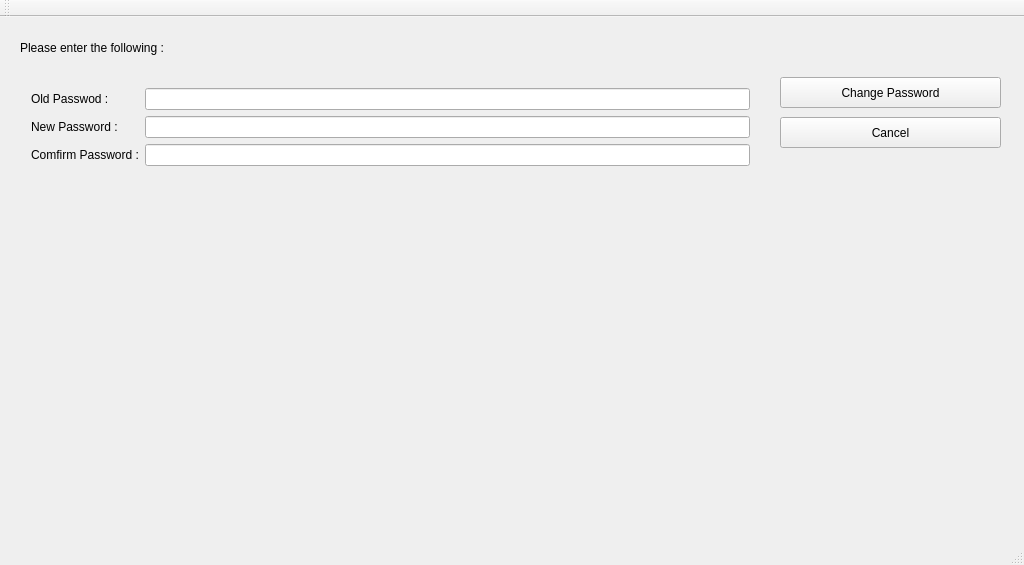
Before: the Qt Designer form GUI_Qt/SmartScale/userPasswordChange.ui in twschung/IoT-Smart-Scale, drawn with Qt 5.
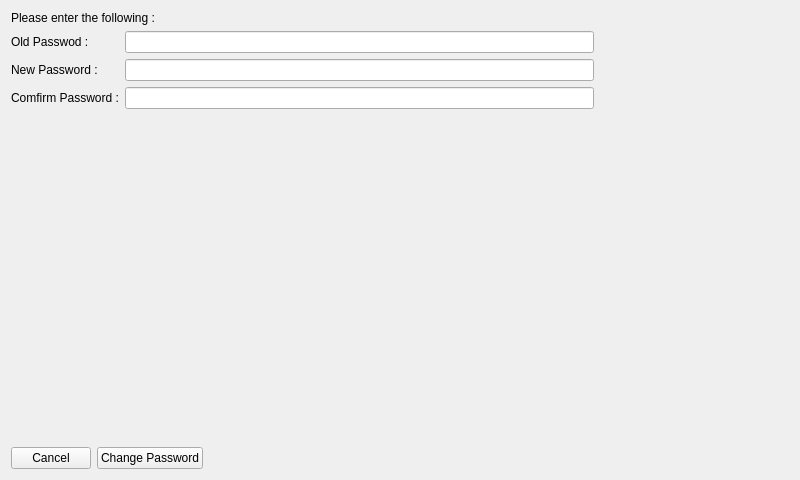
After: the same form once the commit is applied.

```diff
--- a/GUI_Qt/SmartScale/userPasswordChange.ui
+++ b/GUI_Qt/SmartScale/userPasswordChange.ui
@@ -6,83 +6,35 @@
    <rect>
     <x>0</x>
     <y>0</y>
-    <width>1024</width>
-    <height>565</height>
+    <width>800</width>
+    <height>480</height>
    </rect>
   </property>
   <property name="windowTitle">
    <string>smartScaleGUI</string>
   </property>
   <widget class="QWidget" name="centralWidget">
-   <widget class="QPushButton" name="btnChangePassword">
-    <property name="geometry">
-     <rect>
-      <x>780</x>
-      <y>60</y>
-      <width>221</width>
-      <height>31</height>
-     </rect>
-    </property>
-    <property name="text">
-     <string>Change Password</string>
-    </property>
-   </widget>
-   <widget class="QPushButton" name="btnCancel">
-    <property name="geometry">
-     <rect>
-      <x>780</x>
-      <y>100</y>
-      <width>221</width>
-      <height>31</height>
-     </rect>
-    </property>
-    <property name="text">
-     <string>Cancel</string>
-    </property>
-   </widget>
+   <layout class="QGridLayout" name="gridLayout_2">
+    <item row="0" column="0" colspan="2">
+     <layout class="QGridLayout" name="gridLayout">
+      <item row="0" column="0">
    <widget class="QLabel" name="lblTitle">
-    <property name="geometry">
-     <rect>
-      <x>20</x>
-      <y>10</y>
-      <width>201</width>
-      <height>41</height>
-     </rect>
+        <property name="sizePolicy">
+         <sizepolicy hsizetype="Preferred" vsizetype="Fixed">
+          <horstretch>0</horstretch>
+          <verstretch>0</verstretch>
+         </sizepolicy>
     </property>
     <property name="text">
      <string>Please enter the following :</string>
     </property>
    </widget>
-   <widget class="QLabel" name="lblStatus">
-    <property name="geometry">
-     <rect>
-      <x>210</x>
-      <y>10</y>
-      <width>711</width>
-      <height>31</height>
-     </rect>
-    </property>
-    <property name="font">
-     <font>
-      <pointsize>12</pointsize>
-      <weight>75</weight>
-      <bold>true</bold>
-     </font>
-    </property>
-    <property name="text">
-     <string/>
-    </property>
-   </widget>
-   <widget class="QWidget" name="formLayoutWidget">
-    <property name="geometry">
-     <rect>
-      <x>20</x>
-      <y>60</y>
-      <width>741</width>
-      <height>431</height>
-     </rect>
-    </property>
+      </item>
+      <item row="1" column="0">
     <layout class="QFormLayout" name="formLayout">
+        <property name="formAlignment">
+         <set>Qt::AlignLeading|Qt::AlignLeft|Qt::AlignTop</set>
+        </property>
      <item row="0" column="0">
       <widget class="QLabel" name="lblOldPassword">
        <property name="text">
@@ -92,6 +44,12 @@
      </item>
      <item row="0" column="1">
       <widget class="QLineEdit" name="txtOldPassword">
+          <property name="minimumSize">
+           <size>
+            <width>469</width>
+            <height>0</height>
+           </size>
+          </property>
        <property name="echoMode">
         <enum>QLineEdit::Password</enum>
        </property>
@@ -106,6 +64,12 @@
      </item>
      <item row="1" column="1">
       <widget class="QLineEdit" name="txtNewPassword">
+          <property name="minimumSize">
+           <size>
+            <width>469</width>
+            <height>0</height>
+           </size>
+          </property>
        <property name="inputMethodHints">
         <set>Qt::ImhHiddenText|Qt::ImhNoAutoUppercase|Qt::ImhNoPredictiveText|Qt::ImhSensitiveData</set>
        </property>
@@ -126,6 +90,12 @@
      </item>
      <item row="2" column="1">
       <widget class="QLineEdit" name="txtConfirmPassword">
+          <property name="minimumSize">
+           <size>
+            <width>469</width>
+            <height>0</height>
+           </size>
+          </property>
        <property name="inputMethodHints">
         <set>Qt::ImhHiddenText|Qt::ImhNoAutoUppercase|Qt::ImhNoPredictiveText|Qt::ImhSensitiveData</set>
        </property>
@@ -138,27 +108,51 @@
       </widget>
      </item>
     </layout>
-   </widget>
-  </widget>
-  <widget class="QMenuBar" name="menuBar">
-   <property name="geometry">
-    <rect>
-     <x>0</x>
-     <y>0</y>
-     <width>1024</width>
-     <height>21</height>
-    </rect>
-   </property>
-  </widget>
-  <widget class="QToolBar" name="mainToolBar">
-   <attribute name="toolBarArea">
-    <enum>TopToolBarArea</enum>
-   </attribute>
-   <attribute name="toolBarBreak">
-    <bool>false</bool>
-   </attribute>
+      </item>
+     </layout>
+    </item>
+    <item row="0" column="2">
+     <widget class="QLabel" name="lblStatus">
+      <property name="font">
+       <font>
+        <pointsize>12</pointsize>
+        <weight>75</weight>
+        <bold>true</bold>
+       </font>
+      </property>
+      <property name="text">
+       <string/>
+      </property>
+     </widget>
+    </item>
+    <item row="1" column="0">
+     <widget class="QPushButton" name="btnCancel">
+      <property name="sizePolicy">
+       <sizepolicy hsizetype="Fixed" vsizetype="Fixed">
+        <horstretch>0</horstretch>
+        <verstretch>0</verstretch>
+       </sizepolicy>
+      </property>
+      <property name="text">
+       <string>Cancel</string>
+      </property>
+     </widget>
+    </item>
+    <item row="1" column="1" colspan="2">
+     <widget class="QPushButton" name="btnChangePassword">
+      <property name="sizePolicy">
+       <sizepolicy hsizetype="Fixed" vsizetype="Fixed">
+        <horstretch>0</horstretch>
+        <verstretch>0</verstretch>
+       </sizepolicy>
+      </property>
+      <property name="text">
+       <string>Change Password</string>
+      </property>
+     </widget>
+    </item>
+   </layout>
   </widget>
-  <widget class="QStatusBar" name="statusBar"/>
  </widget>
  <layoutdefault spacing="6" margin="11"/>
  <resources/>
```
Lines whose indentation alone changed are shown as unchanged.
